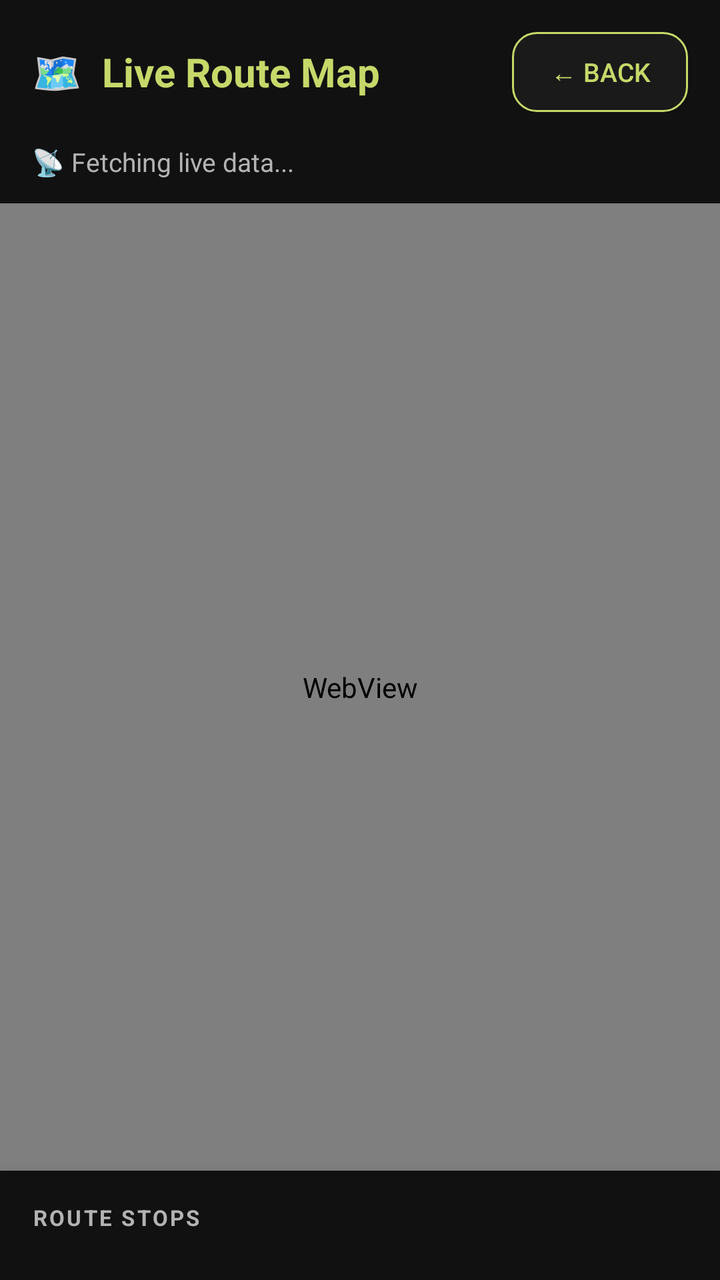
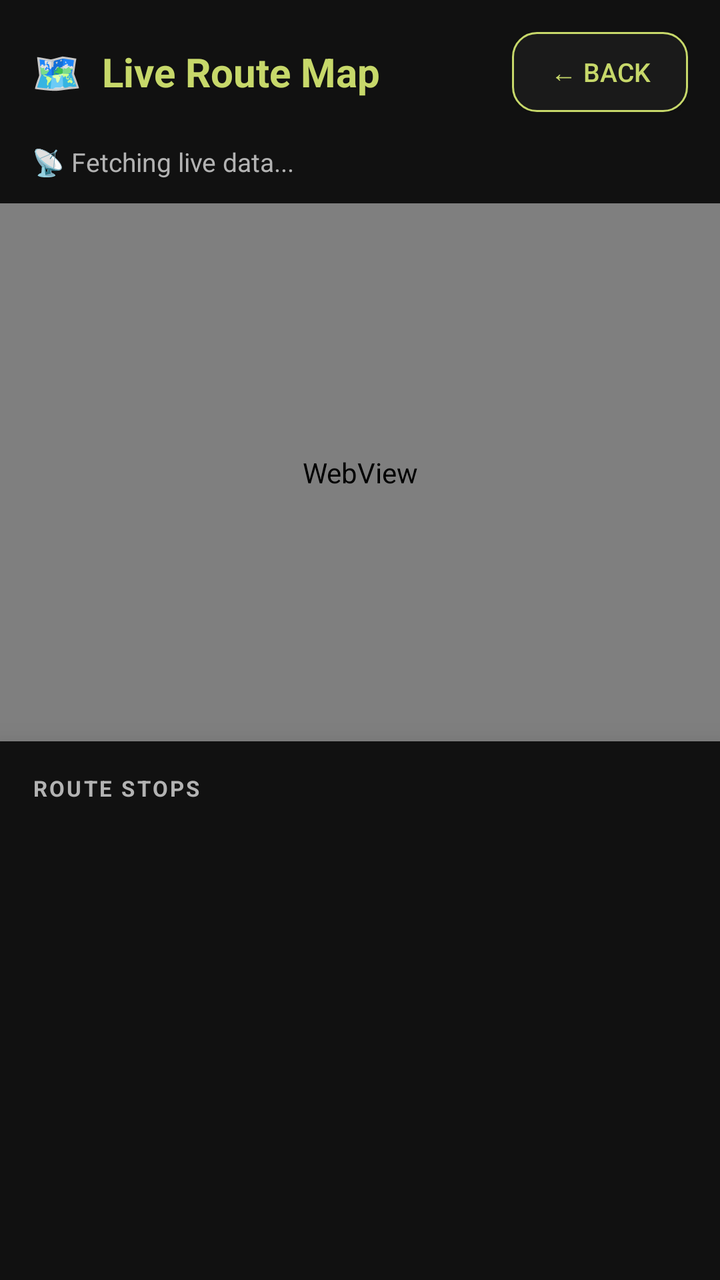

The first picture is an Android layout as it rendered before a commit; the second is the same layout after the commit. The layout source and the unified diff follow.
<!-- AndroidManifest.xml: activity theme AppTheme -->
<!-- res/layout/activity_route_map.xml -->
<?xml version="1.0" encoding="utf-8"?>
<androidx.constraintlayout.widget.ConstraintLayout
    xmlns:android="http://schemas.android.com/apk/res/android"
    xmlns:app="http://schemas.android.com/apk/res-auto"
    android:layout_width="match_parent"
    android:layout_height="match_parent"
    android:background="@color/background_dark">

    
    <LinearLayout
        android:id="@+id/mapHeader"
        android:layout_width="match_parent"
        android:layout_height="wrap_content"
        android:orientation="vertical"
        android:background="@color/card_dark"
        app:layout_constraintTop_toTopOf="parent">

        <LinearLayout
            android:layout_width="match_parent"
            android:layout_height="wrap_content"
            android:orientation="horizontal"
            android:padding="16dp"
            android:gravity="center_vertical">

            <TextView
                android:layout_width="0dp"
                android:layout_height="wrap_content"
                android:layout_weight="1"
                android:text="🗺  Live Route Map"
                android:textColor="@color/primary"
                android:textSize="20sp"
                android:textStyle="bold"/>

            <Button
                android:id="@+id/btnBackFromMap"
                android:layout_width="wrap_content"
                android:layout_height="40dp"
                android:text="← Back"
                android:textColor="@color/primary"
                android:background="@drawable/bg_button_secondary"
                android:textSize="13sp"
                app:backgroundTint="@null"
                android:onClick="finish"/>
        </LinearLayout>

        <TextView
            android:id="@+id/busInfoText"
            android:layout_width="match_parent"
            android:layout_height="wrap_content"
            android:text="📡 Fetching live data..."
            android:textColor="@color/text_secondary"
            android:textSize="13sp"
            android:paddingHorizontal="16dp"
            android:paddingBottom="12dp"/>
    </LinearLayout>

    
    <WebView
        android:id="@+id/mapWebView"
        android:layout_width="match_parent"
        android:layout_height="0dp"
        app:layout_constraintTop_toBottomOf="@id/mapHeader"
        app:layout_constraintBottom_toTopOf="@id/timelineCard"
        app:layout_constraintVertical_weight="1"/>

    
    <androidx.cardview.widget.CardView
        android:id="@+id/timelineCard"
        android:layout_width="match_parent"
        android:layout_height="0dp"
        android:layout_margin="0dp"
        app:cardBackgroundColor="@color/card_dark"
        app:cardCornerRadius="0dp"
        app:cardElevation="16dp"
        app:layout_constraintBottom_toBottomOf="parent"
        app:layout_constraintVertical_weight="1">

        <LinearLayout
            android:layout_width="match_parent"
            android:layout_height="wrap_content"
            android:orientation="vertical"
            android:padding="16dp">

            <TextView
                android:layout_width="wrap_content"
                android:layout_height="wrap_content"
                android:text="ROUTE STOPS"
                android:textColor="@color/text_secondary"
                android:textSize="11sp"
                android:textStyle="bold"
                android:letterSpacing="0.1"
                android:layout_marginBottom="8dp"/>

            <ScrollView
                android:layout_width="match_parent"
                android:layout_height="match_parent">
                <LinearLayout
                    android:id="@+id/timelineContainer"
                    android:layout_width="match_parent"
                    android:layout_height="wrap_content"
                    android:orientation="vertical"
                    android:paddingStart="8dp"/>
            </ScrollView>
        </LinearLayout>
    </androidx.cardview.widget.CardView>

</androidx.constraintlayout.widget.ConstraintLayout>
<!-- resources referenced by this layout -->
<resources>
  <color name="background_dark">#000000</color>
  <color name="card_dark">#111111</color>
  <color name="primary">#C7D86A</color>
  <color name="text_secondary">#B3B3B3</color>
  <!-- drawable bg_button_secondary (drawable) -->
  <?xml version="1.0" encoding="utf-8"?>
  <ripple xmlns:android="http://schemas.android.com/apk/res/android"
      android:color="#20C7D86A">
      <item>
          <shape android:shape="rectangle">
              <solid android:color="@color/input_bg" />
              <corners android:radius="12dp" />
              <stroke android:width="1dp" android:color="@color/primary" />
          </shape>
      </item>
  </ripple>
  <style name="AppTheme" parent="Theme.AppCompat.DayNight.NoActionBar">
          <item name="android:windowBackground">@color/background_dark</item>
          <item name="android:textColorPrimary">@color/text_primary</item>
          <item name="android:textColorSecondary">@color/text_primary</item>
          <item name="colorPrimary">@color/primary_nature</item>
          <item name="colorPrimaryDark">@color/background_dark</item>
          <item name="colorAccent">@color/accent_nature</item>
      </style>
  <color name="input_bg">#1A1A1A</color>
  <color name="text_primary">#FFFFFF</color>
  <color name="primary_nature">#C7D86A</color>
  <color name="accent_nature">#D7F56B</color>
</resources>

<!-- the commit's change to res/layout/activity_route_map.xml (unified diff, before → after) -->
@@ -1,9 +1,10 @@
 <?xml version="1.0" encoding="utf-8"?>
-<androidx.constraintlayout.widget.ConstraintLayout
+<LinearLayout
     xmlns:android="http://schemas.android.com/apk/res/android"
     xmlns:app="http://schemas.android.com/apk/res-auto"
     android:layout_width="match_parent"
     android:layout_height="match_parent"
+    android:orientation="vertical"
     android:background="@color/background_dark">
 
     
@@ -12,8 +13,7 @@
         android:layout_width="match_parent"
         android:layout_height="wrap_content"
         android:orientation="vertical"
-        android:background="@color/card_dark"
-        app:layout_constraintTop_toTopOf="parent">
+        android:background="@color/card_dark">
 
         <LinearLayout
             android:layout_width="match_parent"
@@ -39,8 +39,7 @@
                 android:textColor="@color/primary"
                 android:background="@drawable/bg_button_secondary"
                 android:textSize="13sp"
-                app:backgroundTint="@null"
-                android:onClick="finish"/>
+                app:backgroundTint="@null"/>
         </LinearLayout>
 
         <TextView
@@ -59,25 +58,21 @@
         android:id="@+id/mapWebView"
         android:layout_width="match_parent"
         android:layout_height="0dp"
-        app:layout_constraintTop_toBottomOf="@id/mapHeader"
-        app:layout_constraintBottom_toTopOf="@id/timelineCard"
-        app:layout_constraintVertical_weight="1"/>
+        android:layout_weight="1"/>
 
     
     <androidx.cardview.widget.CardView
         android:id="@+id/timelineCard"
         android:layout_width="match_parent"
         android:layout_height="0dp"
-        android:layout_margin="0dp"
+        android:layout_weight="1"
         app:cardBackgroundColor="@color/card_dark"
         app:cardCornerRadius="0dp"
-        app:cardElevation="16dp"
-        app:layout_constraintBottom_toBottomOf="parent"
-        app:layout_constraintVertical_weight="1">
+        app:cardElevation="16dp">
 
         <LinearLayout
             android:layout_width="match_parent"
-            android:layout_height="wrap_content"
+            android:layout_height="match_parent"
             android:orientation="vertical"
             android:padding="16dp">
 
@@ -104,4 +99,4 @@
         </LinearLayout>
     </androidx.cardview.widget.CardView>
 
-</androidx.constraintlayout.widget.ConstraintLayout>
+</LinearLayout>
